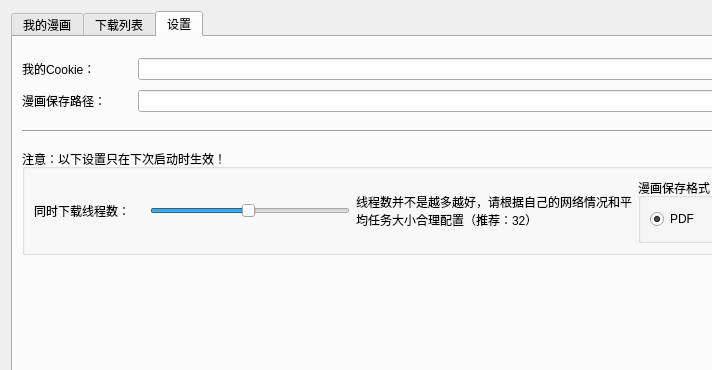
Qt form src/ui/mainWidget.ui (Zeal-L/BiliBili-Manga-Downloader) before a commit; both pictures show x 0 to 712 and y 0 to 370 of the 1171 by 704 pixel window.
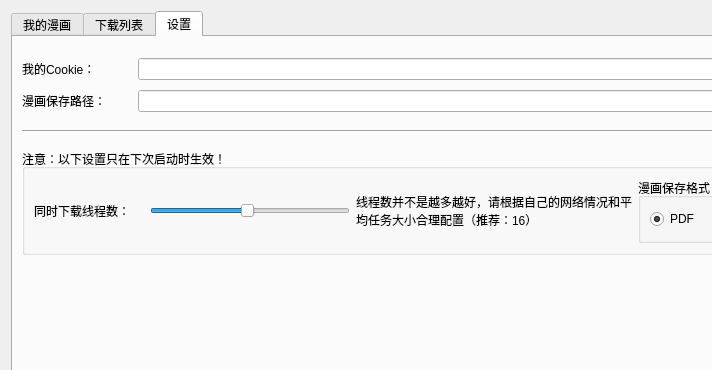
The same form after that commit. The open tabs and pages were chosen to show the change. Icons and pictures are not drawn.

Commit message: :bug::lock: 修复总进度条bug；优化多线程的设置选项

Patch:
```diff
--- a/src/ui/mainWidget.ui
+++ b/src/ui/mainWidget.ui
@@ -711,7 +711,7 @@
                <number>1</number>
               </property>
               <property name="maximum">
-               <number>64</number>
+               <number>32</number>
               </property>
               <property name="singleStep">
                <number>2</number>
@@ -720,7 +720,7 @@
                <number>2</number>
               </property>
               <property name="value">
-               <number>32</number>
+               <number>16</number>
               </property>
               <property name="orientation">
                <enum>Qt::Horizontal</enum>
@@ -730,7 +730,7 @@
             <item>
              <widget class="QLabel" name="label_num_thread">
               <property name="text">
-               <string>线程数并不是越多越好，请根据自己的网络情况和平均任务大小合理配置（推荐：32）</string>
+               <string>线程数并不是越多越好，请根据自己的网络情况和平均任务大小合理配置（推荐：16）</string>
               </property>
               <property name="wordWrap">
                <bool>true</bool>
```
Left out of the diff: 4 changed lines with no effect on the pictures. The commit also changes 10 other files.
